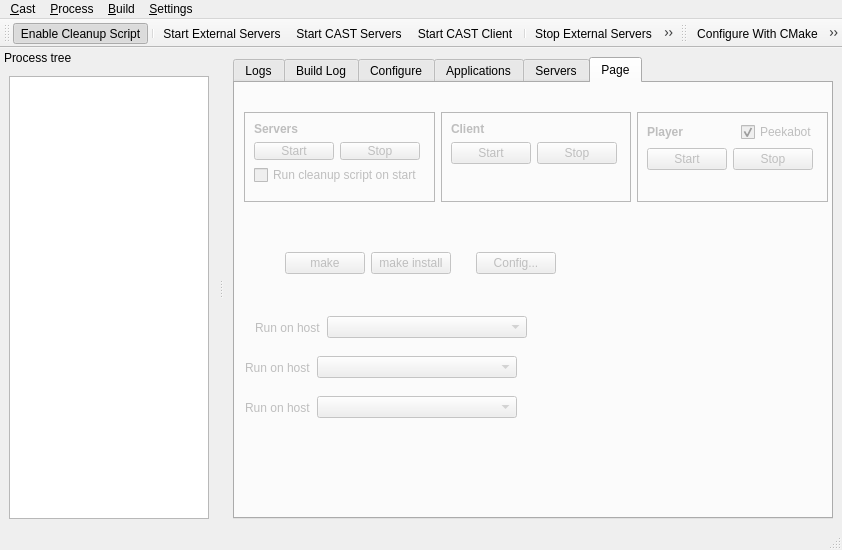
First picture: the form in tools/castctrl/branches/feat-serverconfig/qtui/mainwindow.ui, repository marc-hanheide/cogx, before the edit.
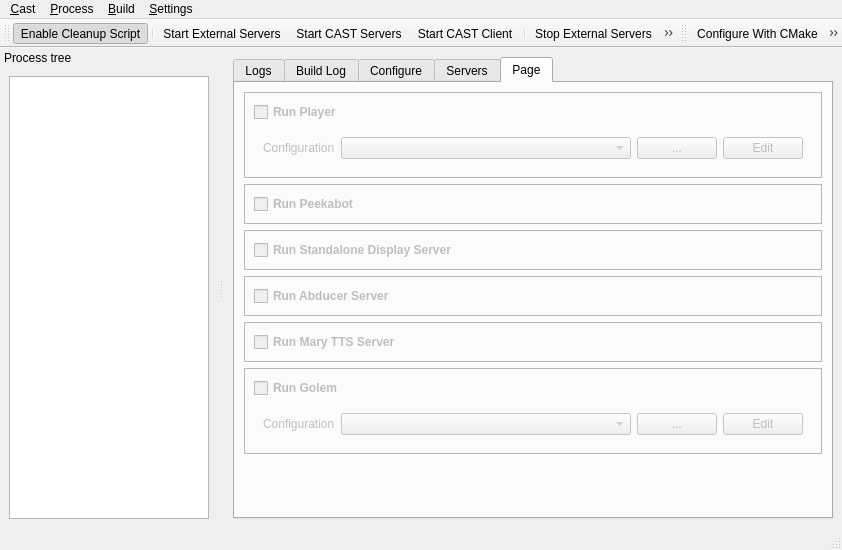
Second picture: the form after the edit. The open tabs and pages were chosen to show the change. Icons and pictures are not drawn.

The edit to the form file:
```diff
--- a/tools/castctrl/branches/feat-serverconfig/qtui/mainwindow.ui
+++ b/tools/castctrl/branches/feat-serverconfig/qtui/mainwindow.ui
@@ -718,7 +718,7 @@
          </widget>
          <widget class="QWidget" name="tabProcessConfig">
           <attribute name="title">
-           <string>Applications</string>
+           <string>Servers</string>
           </attribute>
           <layout class="QVBoxLayout" name="verticalLayout_21">
            <item>
@@ -833,12 +833,12 @@
            </item>
           </layout>
          </widget>
-         <widget class="QWidget" name="tabServers">
+         <widget class="QWidget" name="tabOldInterface">
           <property name="enabled">
            <bool>false</bool>
           </property>
           <attribute name="title">
-           <string>Servers</string>
+           <string>Page</string>
           </attribute>
           <layout class="QVBoxLayout" name="verticalLayout_19">
            <item>
@@ -1313,525 +1313,6 @@
            </item>
           </layout>
          </widget>
-         <widget class="QWidget" name="tabOldInterface">
-          <property name="enabled">
-           <bool>false</bool>
-          </property>
-          <attribute name="title">
-           <string>Page</string>
-          </attribute>
-          <widget class="QFrame" name="frame_5">
-           <property name="enabled">
-            <bool>false</bool>
-           </property>
-           <property name="geometry">
-            <rect>
-             <x>0</x>
-             <y>20</y>
-             <width>602</width>
-             <height>108</height>
-            </rect>
-           </property>
-           <property name="sizePolicy">
-            <sizepolicy hsizetype="Preferred" vsizetype="MinimumExpanding">
-             <horstretch>0</horstretch>
-             <verstretch>0</verstretch>
-            </sizepolicy>
-           </property>
-           <property name="frameShape">
-            <enum>QFrame::NoFrame</enum>
-           </property>
-           <property name="frameShadow">
-            <enum>QFrame::Raised</enum>
-           </property>
-           <layout class="QHBoxLayout" name="horizontalLayout_5">
-            <item>
-             <widget class="QFrame" name="frame">
-              <property name="sizePolicy">
-               <sizepolicy hsizetype="Preferred" vsizetype="Minimum">
-                <horstretch>0</horstretch>
-                <verstretch>0</verstretch>
-               </sizepolicy>
-              </property>
-              <property name="frameShape">
-               <enum>QFrame::StyledPanel</enum>
-              </property>
-              <property name="frameShadow">
-               <enum>QFrame::Raised</enum>
-              </property>
-              <layout class="QVBoxLayout" name="verticalLayout_3">
-               <item>
-                <layout class="QHBoxLayout" name="horizontalLayout_10">
-                 <item>
-                  <widget class="QLabel" name="label">
-                   <property name="font">
-                    <font>
-                     <weight>75</weight>
-                     <bold>true</bold>
-                    </font>
-                   </property>
-                   <property name="text">
-                    <string>Servers</string>
-                   </property>
-                  </widget>
-                 </item>
-                </layout>
-               </item>
-               <item>
-                <layout class="QHBoxLayout" name="horizontalLayout_3">
-                 <item>
-                  <widget class="QPushButton" name="btServerStart">
-                   <property name="text">
-                    <string>Start</string>
-                   </property>
-                  </widget>
-                 </item>
-                 <item>
-                  <widget class="QPushButton" name="btServerStop">
-                   <property name="text">
-                    <string>Stop</string>
-                   </property>
-                  </widget>
-                 </item>
-                 <item>
-                  <spacer name="horizontalSpacer_2">
-                   <property name="orientation">
-                    <enum>Qt::Horizontal</enum>
-                   </property>
-                   <property name="sizeHint" stdset="0">
-                    <size>
-                     <width>20</width>
-                     <height>20</height>
-                    </size>
-                   </property>
-                  </spacer>
-                 </item>
-                </layout>
-               </item>
-               <item>
-                <widget class="QCheckBox" name="ckCleanupScript">
-                 <property name="text">
-                  <string>Run cleanup script on start</string>
-                 </property>
-                </widget>
-               </item>
-               <item>
-                <spacer name="verticalSpacer">
-                 <property name="orientation">
-                  <enum>Qt::Vertical</enum>
-                 </property>
-                 <property name="sizeType">
-                  <enum>QSizePolicy::MinimumExpanding</enum>
-                 </property>
-                 <property name="sizeHint" stdset="0">
-                  <size>
-                   <width>20</width>
-                   <height>8</height>
-                  </size>
-                 </property>
-                </spacer>
-               </item>
-              </layout>
-             </widget>
-            </item>
-            <item>
-             <widget class="QFrame" name="frame_2">
-              <property name="sizePolicy">
-               <sizepolicy hsizetype="Preferred" vsizetype="Minimum">
-                <horstretch>0</horstretch>
-                <verstretch>0</verstretch>
-               </sizepolicy>
-              </property>
-              <property name="frameShape">
-               <enum>QFrame::StyledPanel</enum>
-              </property>
-              <property name="frameShadow">
-               <enum>QFrame::Raised</enum>
-              </property>
-              <layout class="QVBoxLayout" name="verticalLayout_4">
-               <item>
-                <layout class="QHBoxLayout" name="horizontalLayout_9">
-                 <item>
-                  <widget class="QLabel" name="label_2">
-                   <property name="font">
-                    <font>
-                     <weight>75</weight>
-                     <bold>true</bold>
-                    </font>
-                   </property>
-                   <property name="text">
-                    <string>Client</string>
-                   </property>
-                  </widget>
-                 </item>
-                </layout>
-               </item>
-               <item>
-                <layout class="QHBoxLayout" name="horizontalLayout_4">
-                 <item>
-                  <widget class="QPushButton" name="btClientStart">
-                   <property name="text">
-                    <string>Start</string>
-                   </property>
-                  </widget>
-                 </item>
-                 <item>
-                  <widget class="QPushButton" name="btClientStop">
-                   <property name="text">
-                    <string>Stop</string>
-                   </property>
-                  </widget>
-                 </item>
-                 <item>
-                  <spacer name="horizontalSpacer_3">
-                   <property name="orientation">
-                    <enum>Qt::Horizontal</enum>
-                   </property>
-                   <property name="sizeHint" stdset="0">
-                    <size>
-                     <width>20</width>
-                     <height>20</height>
-                    </size>
-                   </property>
-                  </spacer>
-                 </item>
-                </layout>
-               </item>
-               <item>
-                <spacer name="verticalSpacer_2">
-                 <property name="orientation">
-                  <enum>Qt::Vertical</enum>
-                 </property>
-                 <property name="sizeType">
-                  <enum>QSizePolicy::MinimumExpanding</enum>
-                 </property>
-                 <property name="sizeHint" stdset="0">
-                  <size>
-                   <width>20</width>
-                   <height>8</height>
-                  </size>
-                 </property>
-                </spacer>
-               </item>
-              </layout>
-             </widget>
-            </item>
-            <item>
-             <widget class="QFrame" name="frame_3">
-              <property name="sizePolicy">
-               <sizepolicy hsizetype="Preferred" vsizetype="Minimum">
-                <horstretch>0</horstretch>
-                <verstretch>0</verstretch>
-               </sizepolicy>
-              </property>
-              <property name="frameShape">
-               <enum>QFrame::StyledPanel</enum>
-              </property>
-              <property name="frameShadow">
-               <enum>QFrame::Raised</enum>
-              </property>
-              <layout class="QVBoxLayout" name="verticalLayout_5">
-               <item>
-                <layout class="QHBoxLayout" name="horizontalLayout_7">
-                 <item>
-                  <widget class="QLabel" name="label_9">
-                   <property name="font">
-                    <font>
-                     <weight>75</weight>
-                     <bold>true</bold>
-                    </font>
-                   </property>
-                   <property name="text">
-                    <string>Player</string>
-                   </property>
-                  </widget>
-                 </item>
-                 <item>
-                  <spacer name="horizontalSpacer_6">
-                   <property name="orientation">
-                    <enum>Qt::Horizontal</enum>
-                   </property>
-                   <property name="sizeHint" stdset="0">
-                    <size>
-                     <width>40</width>
-                     <height>20</height>
-                    </size>
-                   </property>
-                  </spacer>
-                 </item>
-                 <item>
-                  <widget class="QCheckBox" name="ckPeekabot">
-                   <property name="text">
-                    <string>Peekabot</string>
-                   </property>
-                   <property name="checked">
-                    <bool>true</bool>
-                   </property>
-                  </widget>
-                 </item>
-                </layout>
-               </item>
-               <item>
-                <layout class="QHBoxLayout" name="horizontalLayout_8">
-                 <item>
-                  <widget class="QPushButton" name="btPlayerStart">
-                   <property name="text">
-                    <string>Start</string>
-                   </property>
-                  </widget>
-                 </item>
-                 <item>
-                  <widget class="QPushButton" name="btPlayerStop">
-                   <property name="text">
-                    <string>Stop</string>
-                   </property>
-                  </widget>
-                 </item>
-                 <item>
-                  <spacer name="horizontalSpacer_4">
-                   <property name="orientation">
-                    <enum>Qt::Horizontal</enum>
-                   </property>
-                   <property name="sizeHint" stdset="0">
-                    <size>
-                     <width>20</width>
-                     <height>20</height>
-                    </size>
-                   </property>
-                  </spacer>
-                 </item>
-                </layout>
-               </item>
-               <item>
-                <spacer name="verticalSpacer_3">
-                 <property name="orientation">
-                  <enum>Qt::Vertical</enum>
-                 </property>
-                 <property name="sizeType">
-                  <enum>QSizePolicy::MinimumExpanding</enum>
-                 </property>
-                 <property name="sizeHint" stdset="0">
-                  <size>
-                   <width>20</width>
-                   <height>8</height>
-                  </size>
-                 </property>
-                </spacer>
-               </item>
-              </layout>
-             </widget>
-            </item>
-           </layout>
-          </widget>
-          <widget class="QWidget" name="layoutWidget">
-           <property name="geometry">
-            <rect>
-             <x>50</x>
-             <y>160</y>
-             <width>271</width>
-             <height>41</height>
-            </rect>
-           </property>
-           <layout class="QHBoxLayout" name="horizontalLayout_6">
-            <item>
-             <widget class="QPushButton" name="btBuild">
-              <property name="text">
-               <string>make</string>
-              </property>
-             </widget>
-            </item>
-            <item>
-             <widget class="QPushButton" name="btBuildInstall">
-              <property name="text">
-               <string>make install</string>
-              </property>
-             </widget>
-            </item>
-            <item>
-             <spacer name="horizontalSpacer_5">
-              <property name="orientation">
-               <enum>Qt::Horizontal</enum>
-              </property>
-              <property name="sizeHint" stdset="0">
-               <size>
-                <width>40</width>
-                <height>20</height>
-               </size>
-              </property>
-             </spacer>
-            </item>
-            <item>
-             <widget class="QPushButton" name="btCmakeGui">
-              <property name="text">
-               <string>Config...</string>
-              </property>
-             </widget>
-            </item>
-           </layout>
-          </widget>
-          <widget class="QWidget" name="layoutWidget_2">
-           <property name="geometry">
-            <rect>
-             <x>20</x>
-             <y>230</y>
-             <width>564</width>
-             <height>29</height>
-            </rect>
-           </property>
-           <layout class="QHBoxLayout" name="horizontalLayout_11">
-            <item>
-             <widget class="QLabel" name="label_13">
-              <property name="enabled">
-               <bool>false</bool>
-              </property>
-              <property name="text">
-               <string>Run on host</string>
-              </property>
-             </widget>
-            </item>
-            <item>
-             <widget class="QComboBox" name="playerHostCmbx">
-              <property name="enabled">
-               <bool>false</bool>
-              </property>
-              <property name="sizePolicy">
-               <sizepolicy hsizetype="Preferred" vsizetype="Fixed">
-                <horstretch>0</horstretch>
-                <verstretch>0</verstretch>
-               </sizepolicy>
-              </property>
-              <property name="minimumSize">
-               <size>
-                <width>200</width>
-                <height>0</height>
-               </size>
-              </property>
-             </widget>
-            </item>
-            <item>
-             <spacer name="horizontalSpacer_7">
-              <property name="orientation">
-               <enum>Qt::Horizontal</enum>
-              </property>
-              <property name="sizeHint" stdset="0">
-               <size>
-                <width>40</width>
-                <height>20</height>
-               </size>
-              </property>
-             </spacer>
-            </item>
-           </layout>
-          </widget>
-          <widget class="QWidget" name="layoutWidget_3">
-           <property name="geometry">
-            <rect>
-             <x>10</x>
-             <y>270</y>
-             <width>327</width>
-             <height>29</height>
-            </rect>
-           </property>
-           <layout class="QHBoxLayout" name="horizontalLayout_13">
-            <item>
-             <widget class="QLabel" name="label_14">
-              <property name="enabled">
-               <bool>false</bool>
-              </property>
-              <property name="text">
-               <string>Run on host</string>
-              </property>
-             </widget>
-            </item>
-            <item>
-             <widget class="QComboBox" name="peekabotHostCmbx">
-              <property name="enabled">
-               <bool>false</bool>
-              </property>
-              <property name="sizePolicy">
-               <sizepolicy hsizetype="Preferred" vsizetype="Fixed">
-                <horstretch>0</horstretch>
-                <verstretch>0</verstretch>
-               </sizepolicy>
-              </property>
-              <property name="minimumSize">
-               <size>
-                <width>200</width>
-                <height>0</height>
-               </size>
-              </property>
-             </widget>
-            </item>
-            <item>
-             <spacer name="horizontalSpacer_8">
-              <property name="orientation">
-               <enum>Qt::Horizontal</enum>
-              </property>
-              <property name="sizeHint" stdset="0">
-               <size>
-                <width>40</width>
-                <height>20</height>
-               </size>
-              </property>
-             </spacer>
-            </item>
-           </layout>
-          </widget>
-          <widget class="QWidget" name="layoutWidget_4">
-           <property name="geometry">
-            <rect>
-             <x>10</x>
-             <y>310</y>
-             <width>564</width>
-             <height>29</height>
-            </rect>
-           </property>
-           <layout class="QHBoxLayout" name="horizontalLayout_18">
-            <item>
-             <widget class="QLabel" name="label_15">
-              <property name="enabled">
-               <bool>false</bool>
-              </property>
-              <property name="text">
-               <string>Run on host</string>
-              </property>
-             </widget>
-            </item>
-            <item>
-             <widget class="QComboBox" name="log4jHostCmbx">
-              <property name="enabled">
-               <bool>false</bool>
-              </property>
-              <property name="sizePolicy">
-               <sizepolicy hsizetype="Preferred" vsizetype="Fixed">
-                <horstretch>0</horstretch>
-                <verstretch>0</verstretch>
-               </sizepolicy>
-              </property>
-              <property name="minimumSize">
-               <size>
-                <width>200</width>
-                <height>0</height>
-               </size>
-              </property>
-             </widget>
-            </item>
-            <item>
-             <spacer name="horizontalSpacer_12">
-              <property name="orientation">
-               <enum>Qt::Horizontal</enum>
-              </property>
-              <property name="sizeHint" stdset="0">
-               <size>
-                <width>40</width>
-                <height>20</height>
-               </size>
-              </property>
-             </spacer>
-            </item>
-           </layout>
-          </widget>
-         </widget>
         </widget>
        </item>
       </layout>
```
